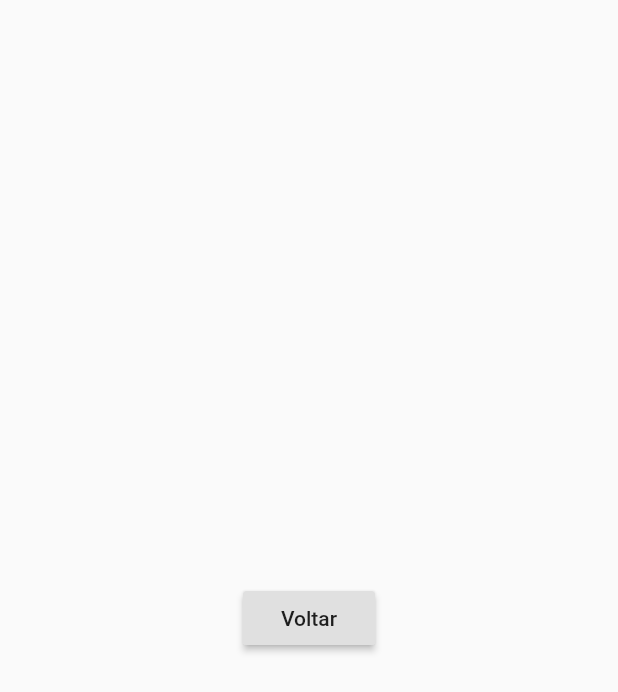
After one commit to renantoniolo/getx_example, a Flutter app: the NavigatePage screen opened directly, on a phone screen of 412 x 824 dp. The commit adds this screen. Shown: the top 692 px of the screen. Run offline on Flutter 3.47's test engine with Material 2 defaults, Android fonts, the phone set to English and light mode, and no system bars; our stand-ins replace get; missing offline and left inert: cpfcnpj.

Commit message:
Inclusao de navegacao

```diff
--- a/lib/controller/controller.dart
+++ b/lib/controller/controller.dart
@@ -9,10 +9,8 @@ class MyController extends GetxController {
   validCpf(value) {
     if (CPF.isValid(value)) {
       this.isValid = true;
-      update();
     } else {
       this.isValid = false;
-      update();
     }
   }
 }
--- a/lib/main.dart
+++ b/lib/main.dart
@@ -1,4 +1,5 @@
 import 'package:flutter/material.dart';
+import 'package:get/get.dart';
 import 'package:getx_example/page/homePage.dart';
 
 void main() {
@@ -9,7 +10,7 @@ class MyApp extends StatelessWidget {
   // This widget is the root of your application.
   @override
   Widget build(BuildContext context) {
-    return MaterialApp(
+    return GetMaterialApp(
       title: 'Demo GetX',
       debugShowCheckedModeBanner: false,
       theme: ThemeData(
--- /dev/null
+++ b/lib/page/navigatePage.dart
@@ -0,0 +1,24 @@
+import 'package:flutter/material.dart';
+import 'package:get/get.dart';
+
+class NavigatePage extends StatelessWidget {
+  @override
+  Widget build(BuildContext context) {
+    return Scaffold(
+      body: Column(
+        crossAxisAlignment: CrossAxisAlignment.center,
+        mainAxisAlignment: MainAxisAlignment.center,
+        children: [
+          Center(
+            child: RaisedButton(
+              child: Text("Voltar"),
+              onPressed: () {
+                Get.back();
+              },
+            ),
+          ),
+        ],
+      ),
+    );
+  }
+}
```
Also changed, not shown: lib/page/homePage.dart (+7 -1 lines).
